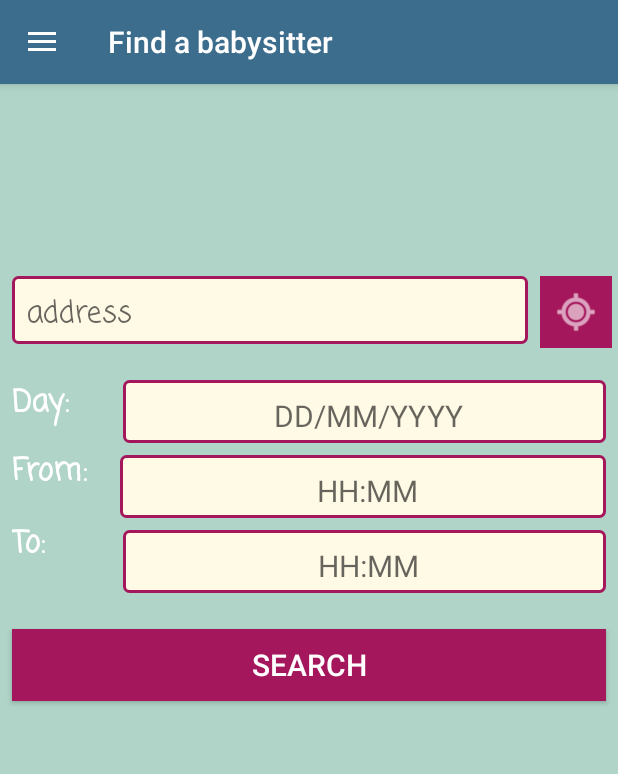
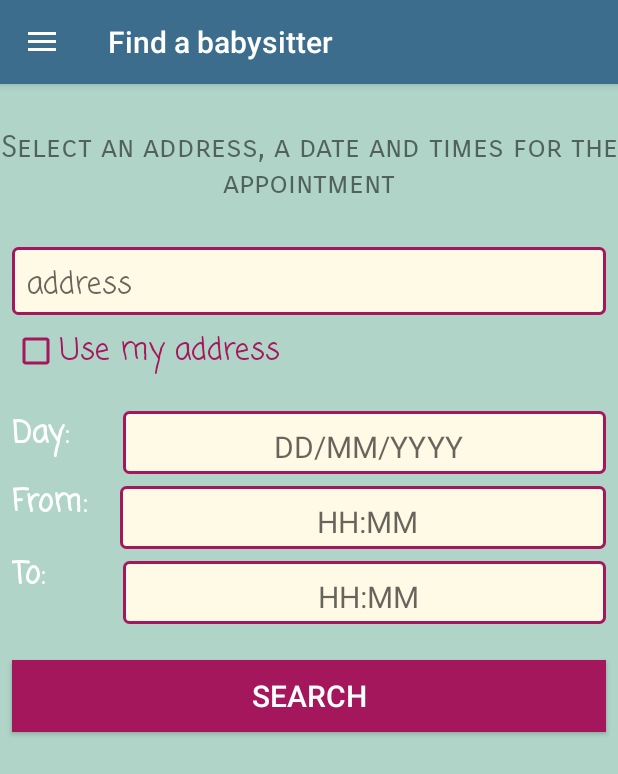
Before and after one commit to ShadiBlizzard/BabyCareFrontend, an Android app: the screen it shows after launch (SearchingActivity), on a phone screen of 412 x 824 dp. Shown: the top 774 px of the screen. Run offline under Robolectric (Android 15) with nearby library versions, the phone set to English and light mode, and no system bars.

Commit message:
searching activity and result map

```diff
--- /dev/null
+++ b/app/src/main/java/model/ProfilePar.java
@@ -0,0 +1,4 @@
+package model;
+
+public class ProfilePar {
+}
--- /dev/null
+++ b/app/src/main/java/model/Uzer.java
@@ -0,0 +1,6 @@
+package model;
+
+import java.io.Serializable;
+
+public class Uzer implements Serializable {
+}
--- a/app/src/main/res/layout/activity_searching.xml
+++ b/app/src/main/res/layout/activity_searching.xml
@@ -12,38 +12,49 @@
         android:layout_height="match_parent"
         tools:context=".layout_view.SearchingActivity">
 
+        <TextView
+            android:id="@+id/textView29"
+            android:layout_width="wrap_content"
+            android:layout_height="wrap_content"
+            android:fontFamily="sans-serif-smallcaps"
+            android:gravity="center"
+            android:text="Select an address, a date
+and times for the appointment"
+            android:layout_marginLeft="8dp"
+            android:layout_marginRight="8dp"
+            android:layout_marginTop="30dp"
+            app:layout_constraintStart_toStartOf="parent"
+            app:layout_constraintEnd_toEndOf="parent"
+            app:layout_constraintTop_toTopOf="parent"/>
         <EditText
             android:id="@+id/manual_address"
             android:layout_width="0dp"
             android:layout_height="wrap_content"
             android:layout_marginEnd="8dp"
             android:layout_marginStart="8dp"
-            android:layout_marginTop="128dp"
+            android:layout_marginTop="30dp"
             android:background="@drawable/edittext_bc"
             android:ems="10"
             android:hint="address"
             android:inputType="textPersonName"
             android:textAppearance="@style/TextBabyCare"
             android:textColor="@color/form_black"
-            app:layout_constraintEnd_toStartOf="@+id/locator"
+            app:layout_constraintEnd_toEndOf="parent"
             app:layout_constraintHorizontal_bias="0.5"
             app:layout_constraintStart_toStartOf="parent"
-            app:layout_constraintTop_toTopOf="parent" />
+            app:layout_constraintTop_toBottomOf="@id/textView29" />
 
-        <ImageButton
-            android:id="@+id/locator"
+        <CheckBox
+            android:id="@+id/user_address_selected"
+            android:buttonTint="@color/button_babycare_normal"
+            app:layout_constraintTop_toBottomOf="@id/manual_address"
+            android:text="Use my address"
+            android:textAppearance="@style/TextBabyCare"
+            android:textColor="@color/button_babycare_normal"
+            app:layout_constraintStart_toStartOf="parent"
+            android:layout_margin="8dp"
             android:layout_width="wrap_content"
-            android:layout_height="wrap_content"
-            android:layout_marginEnd="4dp"
-            android:layout_marginTop="128dp"
-            android:background="@color/button_babycare_normal"
-            android:padding="8dp"
-            android:tint="#fff"
-            app:layout_constraintEnd_toEndOf="parent"
-            app:layout_constraintHorizontal_bias="0.5"
-            app:layout_constraintStart_toEndOf="@+id/manual_address"
-            app:layout_constraintTop_toTopOf="parent"
-            app:srcCompat="@android:drawable/ic_menu_mylocation" />
+            android:layout_height="wrap_content" />
 
         <EditText
             android:id="@+id/calendarview"
@@ -62,7 +73,7 @@
             android:textColor="@color/form_black"
             app:layout_constraintEnd_toEndOf="parent"
             app:layout_constraintStart_toEndOf="@+id/textView5"
-            app:layout_constraintTop_toBottomOf="@+id/manual_address" />
+            app:layout_constraintTop_toBottomOf="@+id/user_address_selected" />
 
         <EditText
             android:id="@+id/timeview"
@@ -113,7 +124,7 @@
             android:textAppearance="@style/TextBabyCare"
             android:textStyle="bold"
             app:layout_constraintStart_toStartOf="parent"
-            app:layout_constraintTop_toBottomOf="@+id/manual_address" />
+            app:layout_constraintTop_toBottomOf="@+id/user_address_selected" />
 
         <TextView
             android:id="@+id/textView8"
```
Also changed, not shown: app/src/main/java/com/example/shadi/babycare/layout_view/ReservationsListActivity.java (+15 -11 lines), app/src/main/java/com/example/shadi/babycare/layout_view/ResultMapActivity.java (+18 -13 lines), app/src/main/java/com/example/shadi/babycare/layout_view/SearchingActivity.java (+47 -8 lines), app/src/main/java/model/AppointmentStatus.java (added, +11 -0 lines), app/src/main/java/model/Reservation.java (+45 -11 lines).
